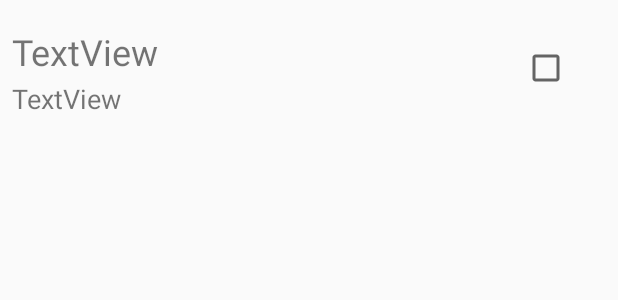
After one commit to gastar123/Contacts, an Android app: the layout ondelete_contact.xml on its own in the app's theme, with its tools: preview values and no code run, on a phone screen of 412 x 824 dp. The commit adds this screen. Shown: the top 300 px of the screen. Run offline under Robolectric (Android 15) with nearby library versions, the phone set to English and light mode, and no system bars.

Commit message:
Звонилка - Удаление контактов

```diff
--- a/app/src/main/java/com/example/contacts/MainActivity.java
+++ b/app/src/main/java/com/example/contacts/MainActivity.java
@@ -91,6 +91,12 @@ public class MainActivity extends ParentActivity {
     }
 
     @Override
+    protected void onRestart() {
+        super.onRestart();
+        presenter.loadAll();
+    }
+
+    @Override
     public void updateView(List<Contact> phoneBook) {
         adapter.changeData(phoneBook);
     }
--- a/app/src/main/java/com/example/contacts/PhonePresenter.java
+++ b/app/src/main/java/com/example/contacts/PhonePresenter.java
@@ -3,6 +3,8 @@ package com.example.contacts;
 import android.content.Intent;
 import android.os.Handler;
 import android.os.Message;
+
+import java.util.Collection;
 
 public class PhonePresenter {
     private Handler handler;
@@ -43,6 +45,10 @@ public class PhonePresenter {
         view.startActivity(intent);
     }
 
+    public void onDeleteContact(Collection<Integer> idList) {
+        model.deleteContact(idList, handler);
+    }
+
     public void returnActivity(Contact contact, int requestCode) {
         if (requestCode == ADD_CONTACT) {
             model.update(contact, false, handler);
--- a/app/src/main/res/layout/delete_contacts.xml
+++ b/app/src/main/res/layout/delete_contacts.xml
@@ -12,11 +12,11 @@
         android:orientation="horizontal">
 
         <Button
-            android:id="@+id/button4"
+            android:id="@+id/btnDelete"
             android:layout_width="wrap_content"
             android:layout_height="wrap_content"
             android:layout_weight="1"
-            android:text="Cancel"
+            android:text="Delete"
             android:textAllCaps="false" />
 
         <TextView
--- /dev/null
+++ b/app/src/main/res/layout/ondelete_contact.xml
@@ -0,0 +1,47 @@
+<?xml version="1.0" encoding="utf-8"?>
+<android.support.constraint.ConstraintLayout xmlns:android="http://schemas.android.com/apk/res/android"
+    xmlns:app="http://schemas.android.com/apk/res-auto"
+    xmlns:tools="http://schemas.android.com/tools"
+    android:layout_width="match_parent"
+    android:layout_height="70dp"
+    android:layout_marginTop="10dp">
+
+    <TextView
+        android:id="@+id/tvName"
+        android:layout_width="wrap_content"
+        android:layout_height="wrap_content"
+        android:layout_marginStart="8dp"
+        android:layout_marginLeft="8dp"
+        android:layout_marginTop="8dp"
+        android:text="TextView"
+        android:textSize="24sp"
+        app:layout_constraintStart_toStartOf="parent"
+        app:layout_constraintTop_toTopOf="parent"></TextView>
+
+    <TextView
+        android:id="@+id/tvNumber"
+        android:layout_width="wrap_content"
+        android:layout_height="wrap_content"
+        android:layout_marginStart="8dp"
+        android:layout_marginLeft="8dp"
+        android:layout_marginTop="8dp"
+        android:layout_marginBottom="8dp"
+        android:text="TextView"
+        android:textSize="18sp"
+        app:layout_constraintBottom_toBottomOf="parent"
+        app:layout_constraintStart_toStartOf="parent"
+        app:layout_constraintTop_toBottomOf="@+id/tvName"></TextView>
+
+    <CheckBox
+        android:id="@+id/cbContact"
+        android:layout_width="wrap_content"
+        android:layout_height="wrap_content"
+        android:layout_marginTop="8dp"
+        android:layout_marginEnd="32dp"
+        android:layout_marginRight="32dp"
+        android:layout_marginBottom="8dp"
+        app:layout_constraintBottom_toBottomOf="parent"
+        app:layout_constraintEnd_toEndOf="parent"
+        app:layout_constraintTop_toTopOf="parent" />
+
+</android.support.constraint.ConstraintLayout>
```
Also changed, not shown: app/src/main/java/com/example/contacts/DeleteActivity.java (+7 -2 lines), app/src/main/java/com/example/contacts/DeleteAdapter.java (+81 -1 lines), app/src/main/java/com/example/contacts/PhoneModel.java (+17 -0 lines).
